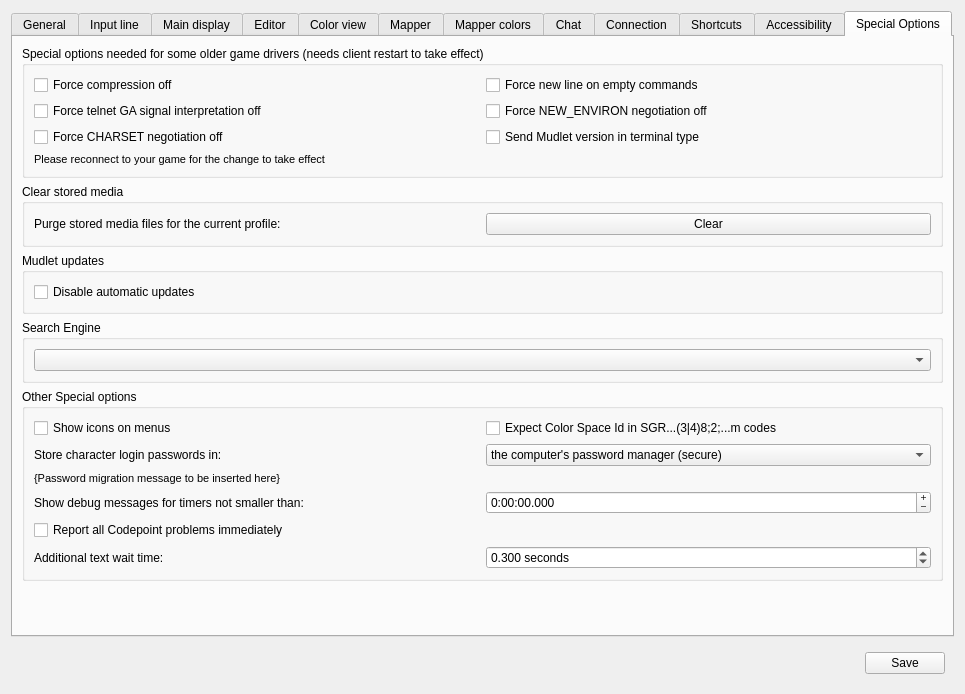
This is src/ui/profile_preferences.ui in Mudlet/Mudlet as Qt 5 draws it before an edit. The edited form follows.
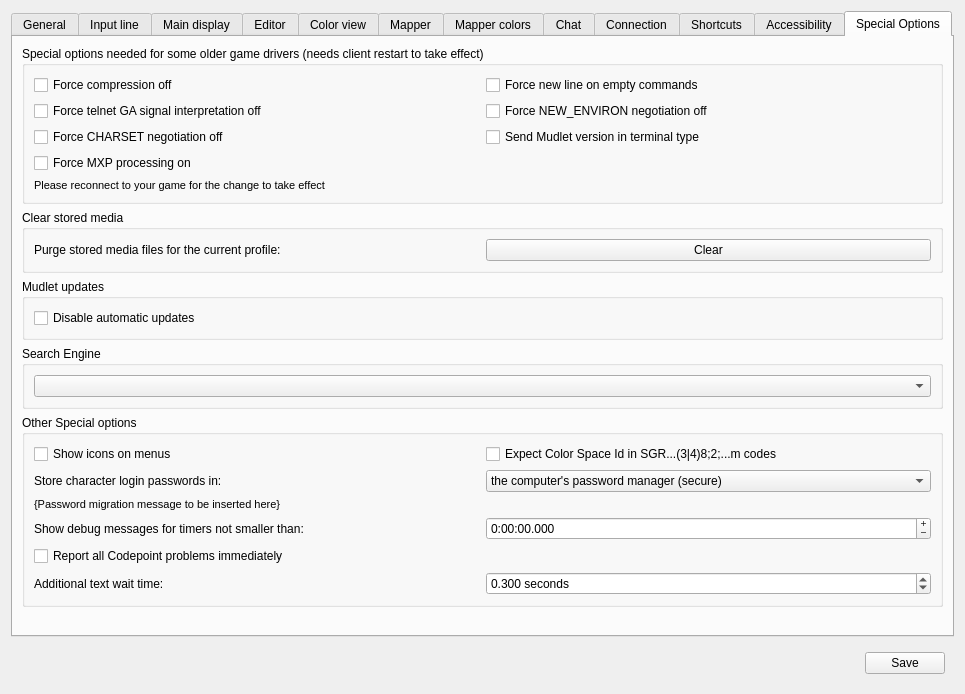
This is the edited form. The open tabs and pages were chosen to show the change. Icons and pictures are not drawn. Custom widgets are drawn as their Qt base class.

The edit to the form file:
```diff
--- a/src/ui/profile_preferences.ui
+++ b/src/ui/profile_preferences.ui
@@ -4008,6 +4008,16 @@
             </property>
            </widget>
           </item>
+          <item row="3" column="0">
+           <widget class="QCheckBox" name="checkBox_mForceMXPProcessorOn">
+            <property name="toolTip">
+             <string>&lt;p&gt;Some servers do not negotiate Mud eXtension Protocol (MXP). When checked, this preference forces the MXP processor to be enabled.&lt;/p&gt;</string>
+            </property>
+            <property name="text">
+             <string>Force MXP processing on</string>
+            </property>
+           </widget>
+          </item>
           <item row="4" column="0" colspan="2">
            <widget class="QLabel" name="need_reconnect_for_specialoption">
             <property name="enabled">
```
Left out of the diff: 1 changed line with no effect on the pictures.
